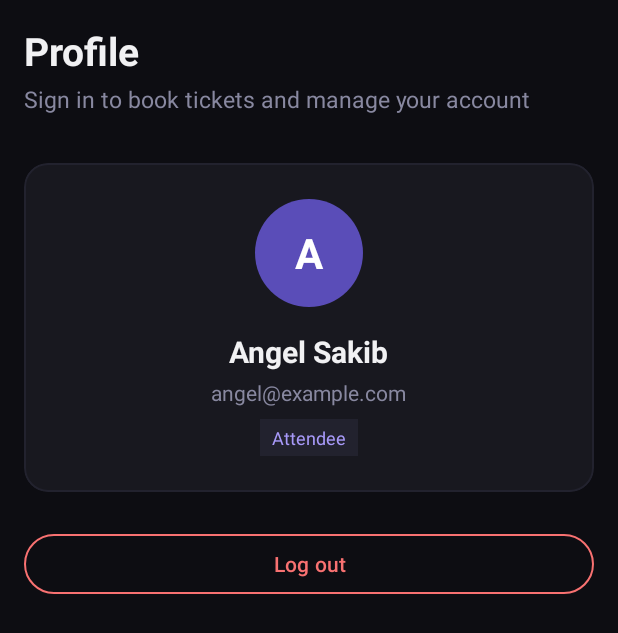
After one commit to Bayzeedsakib/eventbookingplatform, an Android app: the layout fragment_profile.xml on its own in the app's theme, with its tools: preview values and no code run, on a phone screen of 412 x 824 dp. The commit adds this screen. Shown: the top 633 px of the screen. Run offline under Robolectric (Android 15) with nearby library versions, the phone set to English and light mode, and no system bars.

Commit message:
Add profile layout and resources, including drawable and string definitions for user profile management in Event Booking Platform

```diff
--- /dev/null
+++ b/app/src/main/res/drawable/bg_avatar_circle.xml
@@ -0,0 +1,5 @@
+<?xml version="1.0" encoding="utf-8"?>
+<shape xmlns:android="http://schemas.android.com/apk/res/android"
+    android:shape="oval">
+    <solid android:color="@color/primary_dark" />
+</shape>
--- /dev/null
+++ b/app/src/main/res/layout/fragment_profile.xml
@@ -0,0 +1,236 @@
+<?xml version="1.0" encoding="utf-8"?>
+<androidx.core.widget.NestedScrollView xmlns:android="http://schemas.android.com/apk/res/android"
+    xmlns:app="http://schemas.android.com/apk/res-auto"
+    xmlns:tools="http://schemas.android.com/tools"
+    android:layout_width="match_parent"
+    android:layout_height="match_parent"
+    android:background="@color/bg_base"
+    android:clipToPadding="false"
+    android:fillViewport="true"
+    android:paddingHorizontal="@dimen/spacing_md"
+    android:paddingTop="@dimen/spacing_md"
+    android:paddingBottom="@dimen/spacing_lg">
+
+    <LinearLayout
+        android:layout_width="match_parent"
+        android:layout_height="wrap_content"
+        android:orientation="vertical">
+
+        <TextView
+            android:id="@+id/text_profile_header"
+            android:layout_width="match_parent"
+            android:layout_height="wrap_content"
+            android:text="@string/profile_title"
+            android:textColor="@color/text_primary"
+            android:textSize="26sp"
+            android:textStyle="bold" />
+
+        <TextView
+            android:id="@+id/text_profile_subtitle"
+            android:layout_width="match_parent"
+            android:layout_height="wrap_content"
+            android:layout_marginTop="@dimen/spacing_xs"
+            android:textColor="@color/text_secondary"
+            android:textSize="15sp"
+            tools:text="Sign in to book tickets and manage your account" />
+
+        <LinearLayout
+            android:id="@+id/layout_signed_in"
+            android:layout_width="match_parent"
+            android:layout_height="wrap_content"
+            android:layout_marginTop="@dimen/spacing_xl"
+            android:orientation="vertical"
+            android:visibility="gone"
+            tools:visibility="visible">
+
+            <com.google.android.material.card.MaterialCardView
+                android:layout_width="match_parent"
+                android:layout_height="wrap_content"
+                app:cardBackgroundColor="@color/bg_surface"
+                app:cardCornerRadius="@dimen/corner_lg"
+                app:cardElevation="0dp"
+                app:strokeColor="@color/bg_elevated"
+                app:strokeWidth="1dp">
+
+                <LinearLayout
+                    android:layout_width="match_parent"
+                    android:layout_height="wrap_content"
+                    android:gravity="center_horizontal"
+                    android:orientation="vertical"
+                    android:padding="@dimen/spacing_lg">
+
+                    <TextView
+                        android:id="@+id/text_avatar_initial"
+                        android:layout_width="72dp"
+                        android:layout_height="72dp"
+                        android:background="@drawable/bg_avatar_circle"
+                        android:gravity="center"
+                        android:textColor="@color/on_primary"
+                        android:textSize="28sp"
+                        android:textStyle="bold"
+                        tools:text="A" />
+
+                    <TextView
+                        android:id="@+id/text_user_name"
+                        android:layout_width="wrap_content"
+                        android:layout_height="wrap_content"
+                        android:layout_marginTop="@dimen/spacing_md"
+                        android:textColor="@color/text_primary"
+                        android:textSize="20sp"
+                        android:textStyle="bold"
+                        tools:text="Angel Sakib" />
+
+                    <TextView
+                        android:id="@+id/text_user_email"
+                        android:layout_width="wrap_content"
+                        android:layout_height="wrap_content"
+                        android:layout_marginTop="@dimen/spacing_xs"
+                        android:textColor="@color/text_secondary"
+                        android:textSize="14sp"
+                        tools:text="angel@example.com" />
+
+                    <TextView
+                        android:id="@+id/text_user_role"
+                        android:layout_width="wrap_content"
+                        android:layout_height="wrap_content"
+                        android:layout_marginTop="@dimen/spacing_sm"
+                        android:background="@color/bg_elevated"
+                        android:paddingHorizontal="@dimen/spacing_sm"
+                        android:paddingVertical="@dimen/spacing_xs"
+                        android:textColor="@color/primary_light"
+                        android:textSize="12sp"
+                        tools:text="Attendee" />
+                </LinearLayout>
+            </com.google.android.material.card.MaterialCardView>
+
+            <com.google.android.material.button.MaterialButton
+                android:id="@+id/button_logout"
+                style="@style/Widget.Material3.Button.OutlinedButton"
+                android:layout_width="match_parent"
+                android:layout_height="wrap_content"
+                android:layout_marginTop="@dimen/spacing_lg"
+                android:text="@string/action_logout"
+                app:strokeColor="@color/error"
+                android:textColor="@color/error" />
+        </LinearLayout>
+
+        <LinearLayout
+            android:id="@+id/layout_signed_out"
+            android:layout_width="match_parent"
+            android:layout_height="wrap_content"
+            android:layout_marginTop="@dimen/spacing_xl"
+            android:orientation="vertical"
+            tools:visibility="gone">
+
+            <com.google.android.material.textfield.TextInputLayout
+                android:id="@+id/input_name_layout"
+                style="@style/Widget.Material3.TextInputLayout.OutlinedBox"
+                android:layout_width="match_parent"
+                android:layout_height="wrap_content"
+                android:hint="@string/hint_name"
+                android:visibility="gone"
+                app:boxBackgroundColor="@color/bg_surface"
+                app:boxCornerRadiusBottomEnd="@dimen/corner_md"
+                app:boxCornerRadiusBottomStart="@dimen/corner_md"
+                app:boxCornerRadiusTopEnd="@dimen/corner_md"
+                app:boxCornerRadiusTopStart="@dimen/corner_md"
+                app:boxStrokeColor="@color/bg_elevated"
+                app:hintTextColor="@color/text_hint"
+                tools:visibility="visible">
+
+                <com.google.android.material.textfield.TextInputEditText
+                    android:id="@+id/edit_name"
+                    android:layout_width="match_parent"
+                    android:layout_height="wrap_content"
+                    android:inputType="textPersonName"
+                    android:textColor="@color/text_primary" />
+            </com.google.android.material.textfield.TextInputLayout>
+
+            <com.google.android.material.textfield.TextInputLayout
+                android:id="@+id/input_email_layout"
+                style="@style/Widget.Material3.TextInputLayout.OutlinedBox"
+                android:layout_width="match_parent"
+                android:layout_height="wrap_content"
+                android:layout_marginTop="@dimen/spacing_md"
+                android:hint="@string/hint_email"
+                app:boxBackgroundColor="@color/bg_surface"
+                app:boxCornerRadiusBottomEnd="@dimen/corner_md"
+                app:boxCornerRadiusBottomStart="@dimen/corner_md"
+                app:boxCornerRadiusTopEnd="@dimen/corner_md"
+                app:boxCornerRadiusTopStart="@dimen/corner_md"
+                app:boxStrokeColor="@color/bg_elevated"
+                app:hintTextColor="@color/text_hint">
+
+                <com.google.android.material.textfield.TextInputEditText
+                    android:id="@+id/edit_email"
+                    android:layout_width="match_parent"
+                    android:layout_height="wrap_content"
+                    android:inputType="textEmailAddress"
+                    android:textColor="@color/text_primary" />
+            </com.google.android.material.textfield.TextInputLayout>
+
+            <com.google.android.material.textfield.TextInputLayout
+                android:id="@+id/input_password_layout"
+                style="@style/Widget.Material3.TextInputLayout.OutlinedBox"
+                android:layout_width="match_parent"
+                android:layout_height="wrap_content"
+                android:layout_marginTop="@dimen/spacing_md"
+                android:hint="@string/hint_password"
+                app:boxBackgroundColor="@color/bg_surface"
+                app:boxCornerRadiusBottomEnd="@dimen/corner_md"
+                app:boxCornerRadiusBottomStart="@dimen/corner_md"
+                app:boxCornerRadiusTopEnd="@dimen/corner_md"
+                app:boxCornerRadiusTopStart="@dimen/corner_md"
+                app:boxStrokeColor="@color/bg_elevated"
+                app:endIconMode="password_toggle"
+                app:hintTextColor="@color/text_hint">
+
+                <com.google.android.material.textfield.TextInputEditText
+                    android:id="@+id/edit_password"
+                    android:layout_width="match_parent"
+                    android:layout_height="wrap_content"
+                    android:inputType="textPassword"
+                    android:textColor="@color/text_primary" />
+            </com.google.android.material.textfield.TextInputLayout>
+
+            <TextView
+                android:id="@+id/text_auth_error"
+                android:layout_width="match_parent"
+                android:layout_height="wrap_content"
+                android:layout_marginTop="@dimen/spacing_md"
+                android:textColor="@color/error"
+                android:textSize="14sp"
+                android:visibility="gone"
+                tools:text="Incorrect email or password."
+                tools:visibility="visible" />
+
+            <com.google.android.material.button.MaterialButton
+                android:id="@+id/button_primary_auth"
+                android:layout_width="match_parent"
+                android:layout_height="wrap_content"
+                android:layout_marginTop="@dimen/spacing_lg"
+                android:text="@string/action_login"
+                app:backgroundTint="@color/primary" />
+
+            <ProgressBar
+                android:id="@+id/progress_auth"
+                android:layout_width="wrap_content"
+                android:layout_height="wrap_content"
+                android:layout_gravity="center_horizontal"
+                android:layout_marginTop="@dimen/spacing_md"
+                android:indeterminateTint="@color/primary"
+                android:visibility="gone" />
+
+            <TextView
+                android:id="@+id/text_toggle_auth_mode"
+                android:layout_width="match_parent"
+                android:layout_height="wrap_content"
+                android:layout_marginTop="@dimen/spacing_lg"
+                android:gravity="center"
+                android:paddingVertical="@dimen/spacing_sm"
+                android:text="@string/profile_switch_to_register"
+                android:textColor="@color/primary_light"
+                android:textSize="14sp" />
+        </LinearLayout>
+    </LinearLayout>
+</androidx.core.widget.NestedScrollView>
--- a/app/src/main/res/values/strings.xml
+++ b/app/src/main/res/values/strings.xml
@@ -11,4 +11,17 @@
     <string name="search_hint">Search events, venues…</string>
     <string name="coming_soon">Coming in the next phase</string>
     <string name="guest_name">Guest</string>
+
+    <string name="profile_title">Profile</string>
+    <string name="profile_subtitle_guest">Sign in to book tickets and manage your account</string>
+    <string name="profile_subtitle_signed_in">You are signed in</string>
+    <string name="profile_switch_to_register">New here? Create an account</string>
+    <string name="profile_switch_to_login">Already have an account? Log in</string>
+    <string name="hint_name">Full name</string>
+    <string name="hint_email">Email</string>
+    <string name="hint_password">Password</string>
+    <string name="action_login">Log in</string>
+    <string name="action_register">Create account</string>
+    <string name="action_logout">Log out</string>
+    <string name="role_attendee_label">Attendee</string>
 </resources>
```
